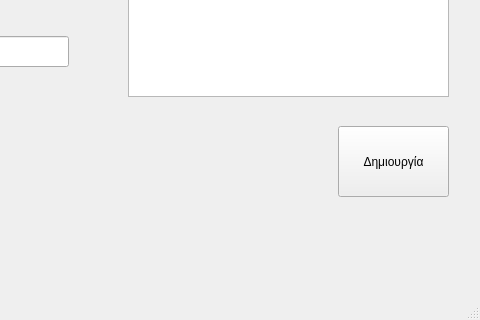
Above: ui/4_Messages/SearchReceiverScreen.ui from F1l14/Software-Engineering-2025 before the change; both pictures show x 432 to 912 and y 104 to 424 of the 912 by 424 pixel window. Below: the same form after it.
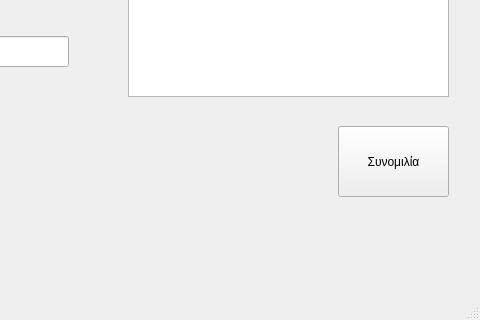
That is the form after the change.

Diff of the .ui file:
```diff
--- a/ui/4_Messages/SearchReceiverScreen.ui
+++ b/ui/4_Messages/SearchReceiverScreen.ui
@@ -109,7 +109,7 @@
      </rect>
     </property>
     <property name="text">
-     <string>Δημιουργία</string>
+     <string>Συνομιλία</string>
     </property>
    </widget>
   </widget>
```
